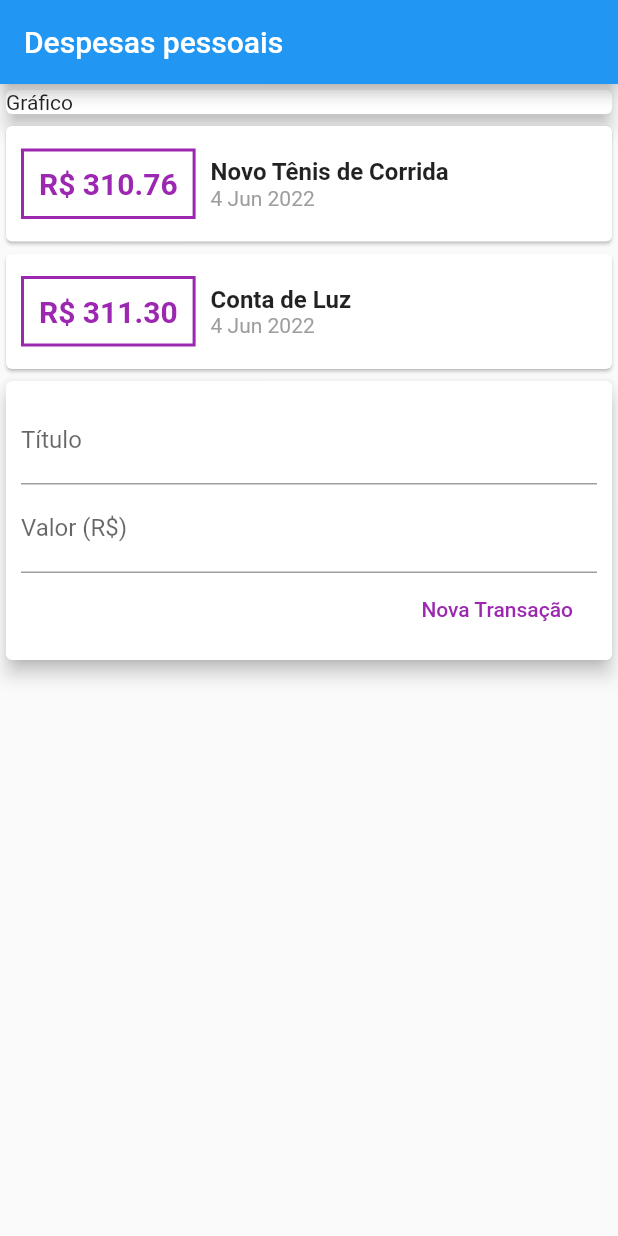
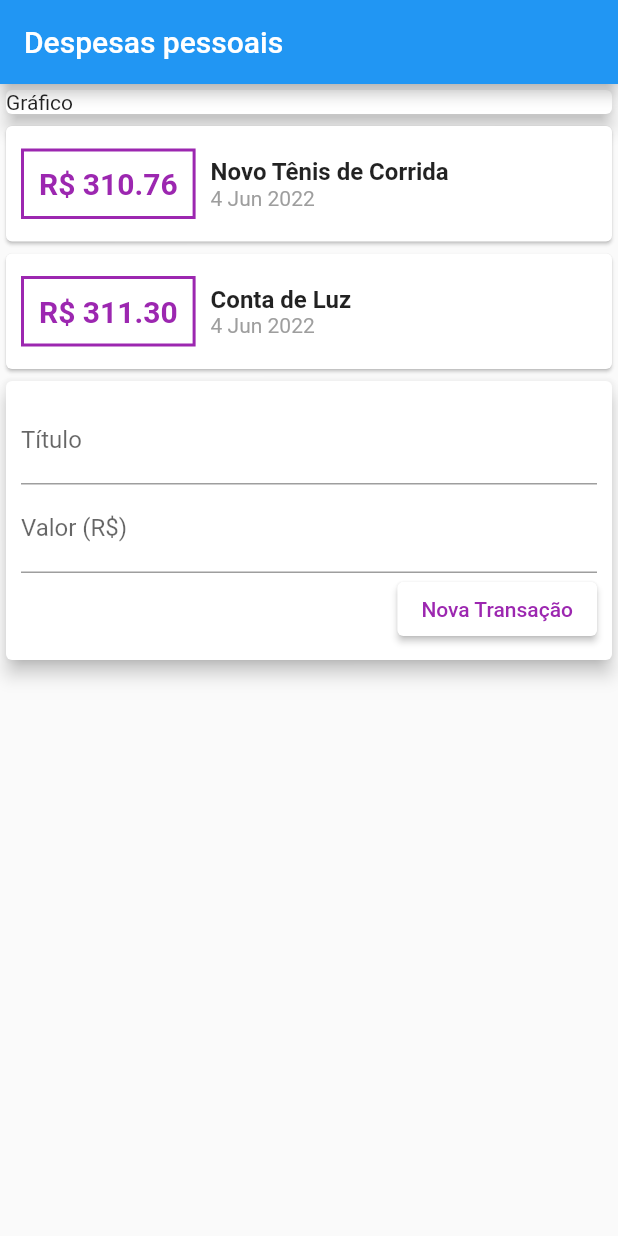
Before and after one commit to lucasviinic/learning-flutter, a Flutter app: the screen it shows after launch, after a tap on "Nova Transação", on a phone screen of 412 x 824 dp. Run offline on Flutter 3.47's test engine with Material 2 defaults, Android fonts, the phone set to English and light mode, and no system bars.

Commit message:
Utilizando TextField

```diff
--- a/expenses/lib/main.dart
+++ b/expenses/lib/main.dart
@@ -17,6 +17,9 @@ class ExpensesApp extends StatelessWidget {
 }
 
 class MyHomePage extends StatelessWidget {
+
+  final titleController = TextEditingController();
+  final valueController = TextEditingController();
 
   final _transactions = [
     Transaction(
@@ -104,11 +107,13 @@ class MyHomePage extends StatelessWidget {
               child: Column(
                 children: [
                   TextField(
+                    controller: titleController,
                     decoration: InputDecoration(
                       labelText: "Título"
                     ),
                   ),
                   TextField(
+                    controller: valueController,
                     decoration: InputDecoration(
                       labelText: "Valor (R\$)"
                     ),
@@ -116,10 +121,13 @@ class MyHomePage extends StatelessWidget {
                   Row(
                     mainAxisAlignment: MainAxisAlignment.end,
                     children: [
-                      FlatButton(
-                        child: Text("Nova Transação"),
-                        textColor: Colors.purple,
-                        onPressed: () {},
+                      ElevatedButton(
+                        onPressed: () {
+                          print("Title: ${titleController.text}");
+                          print("Value: ${valueController.text}");
+                        },
+                        child: Text("Nova Transação", style: TextStyle(color: Colors.purple)),
+                        style: ElevatedButton.styleFrom(primary: Colors.white),
                       ),
                     ],
                   )
```
